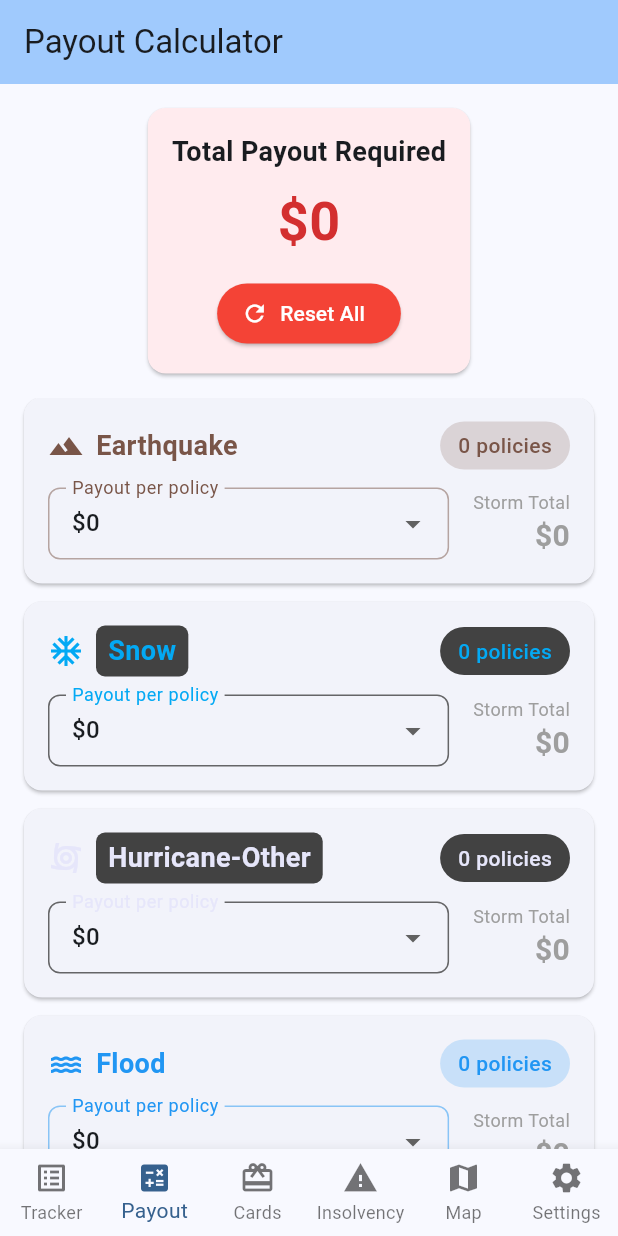
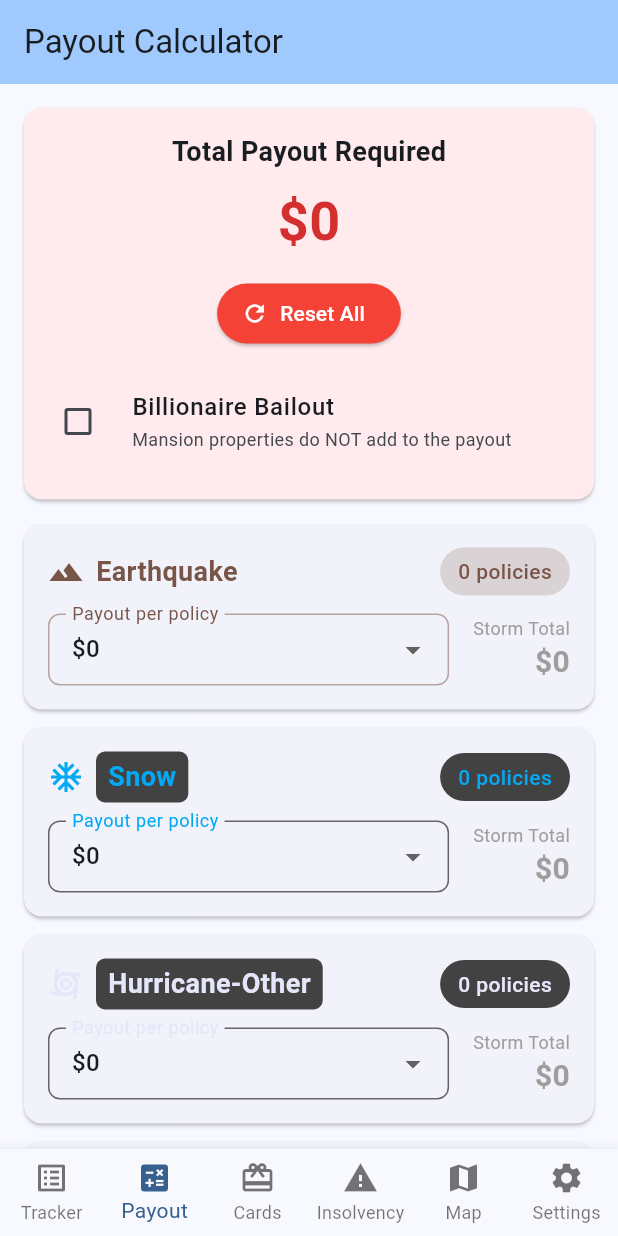
Before and after one commit to mbrosnan/catastrophe_companion, a Flutter app: the screen it shows after launch, item 2 of the bottom bar chosen, on a phone screen of 412 x 824 dp. Run offline on Flutter 3.47's test engine with Material 3 defaults, Android fonts, the phone set to English and light mode, and no system bars.

Commit message:
#5-billionaire bailout

```diff
--- a/lib/providers/payout_calculator_provider.dart
+++ b/lib/providers/payout_calculator_provider.dart
@@ -4,12 +4,20 @@ import 'policy_tracker_provider.dart';
 
 class PayoutCalculatorProvider extends ChangeNotifier {
   final Map<StormType, int> _selectedPayouts = {};
+  bool _billionaireBailout = false;
 
   PayoutCalculatorProvider() {
     // Initialize all payouts to 0
     for (final storm in StormType.values) {
       _selectedPayouts[storm] = 0;
     }
+  }
+
+  bool get billionaireBailout => _billionaireBailout;
+
+  void setBillionaireBailout(bool value) {
+    _billionaireBailout = value;
+    notifyListeners();
   }
 
   int getSelectedPayout(StormType storm) {
@@ -32,17 +40,28 @@ class PayoutCalculatorProvider extends ChangeNotifier {
     int total = 0;
     for (final storm in StormType.values) {
       final payout = _selectedPayouts[storm] ?? 0;
-      final stormPolicies = tracker.getStormTotal(storm);
+      final stormPolicies = _getStormPolicyCount(tracker, storm);
       total += payout * stormPolicies;
     }
     return total;
+  }
+
+  int _getStormPolicyCount(PolicyTrackerProvider tracker, StormType storm) {
+    if (_billionaireBailout) {
+      // Exclude mansions, only count houses and mobile homes
+      return tracker.getPolicyCount(storm, PropertyType.house) +
+             tracker.getPolicyCount(storm, PropertyType.mobileHome);
+    } else {
+      // Count all properties
+      return tracker.getStormTotal(storm);
+    }
   }
 
   Map<StormType, int> getStormPayouts(PolicyTrackerProvider tracker) {
     final payouts = <StormType, int>{};
     for (final storm in StormType.values) {
       final payout = _selectedPayouts[storm] ?? 0;
-      final stormPolicies = tracker.getStormTotal(storm);
+      final stormPolicies = _getStormPolicyCount(tracker, storm);
       payouts[storm] = payout * stormPolicies;
     }
     return payouts;
--- a/lib/screens/payout_calculator_screen.dart
+++ b/lib/screens/payout_calculator_screen.dart
@@ -41,6 +41,9 @@ class PayoutCalculatorScreen extends StatelessWidget {
                       ),
                     ),
                     const SizedBox(height: 12),
+                    Row(
+                      mainAxisAlignment: MainAxisAlignment.center,
+                      children: [
                         ElevatedButton.icon(
                           onPressed: () => payoutProvider.resetAllPayouts(),
                           icon: const Icon(Icons.refresh),
@@ -49,6 +52,27 @@ class PayoutCalculatorScreen extends StatelessWidget {
                             backgroundColor: Colors.red,
                             foregroundColor: Colors.white,
                           ),
+                        ),
+                      ],
+                    ),
+                    const SizedBox(height: 12),
+                    CheckboxListTile(
+                      title: const Text(
+                        'Billionaire Bailout',
+                        style: TextStyle(fontWeight: FontWeight.w500),
+                      ),
+                      subtitle: const Text(
+                        'Mansion properties do NOT add to the payout',
+                        style: TextStyle(fontSize: 12),
+                      ),
+                      value: payoutProvider.billionaireBailout,
+                      onChanged: (value) {
+                        if (value != null) {
+                          payoutProvider.setBillionaireBailout(value);
+                        }
+                      },
+                      controlAffinity: ListTileControlAffinity.leading,
+                      contentPadding: EdgeInsets.zero,
                     ),
                   ],
                 ),
@@ -88,7 +112,10 @@ class _StormPayoutCard extends StatelessWidget {
   Widget build(BuildContext context) {
     final payoutProvider = Provider.of<PayoutCalculatorProvider>(context);
     final trackerProvider = Provider.of<PolicyTrackerProvider>(context);
-    final stormTotal = trackerProvider.getStormTotal(storm);
+    final stormTotal = payoutProvider.billionaireBailout
+        ? (trackerProvider.getPolicyCount(storm, PropertyType.house) +
+           trackerProvider.getPolicyCount(storm, PropertyType.mobileHome))
+        : trackerProvider.getStormTotal(storm);
     final selectedPayout = payoutProvider.getSelectedPayout(storm);
     final payoutOptions = PolicyData.stormPayouts[storm] ?? [0];
     final stormColor = PolicyData.stormColors[storm] ?? Colors.grey;
```
Lines whose indentation alone changed are shown as unchanged.
